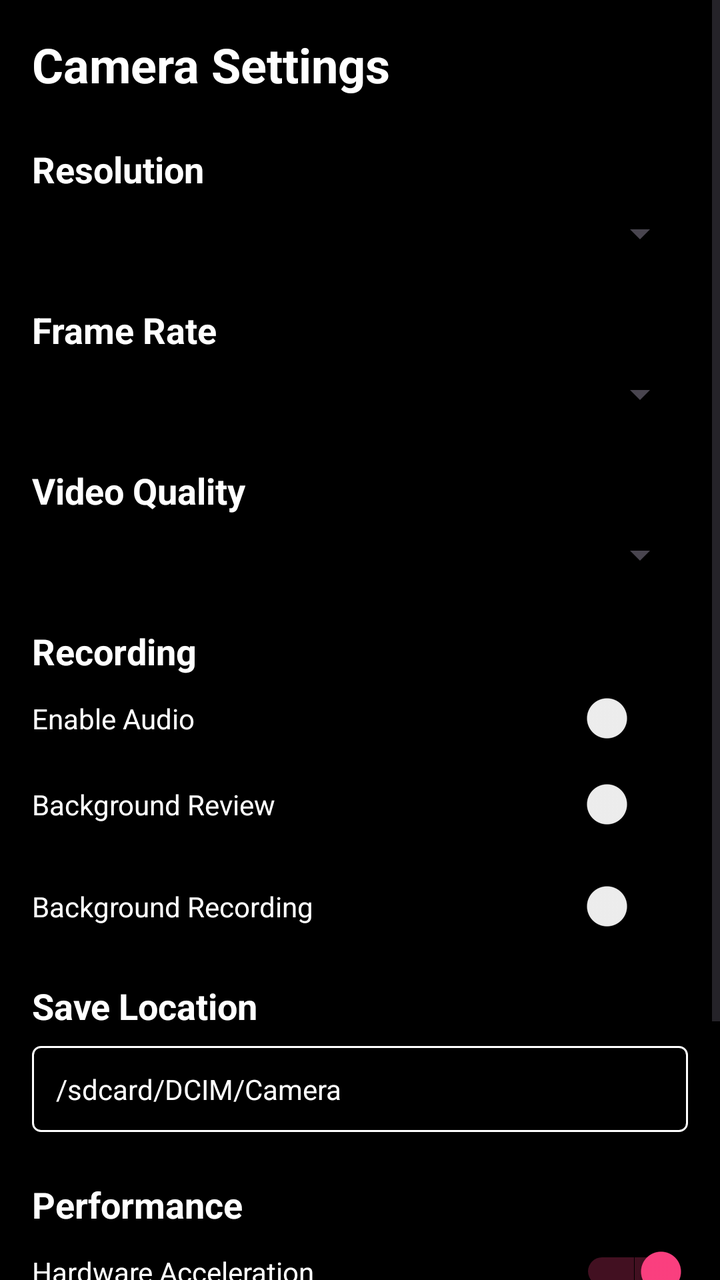
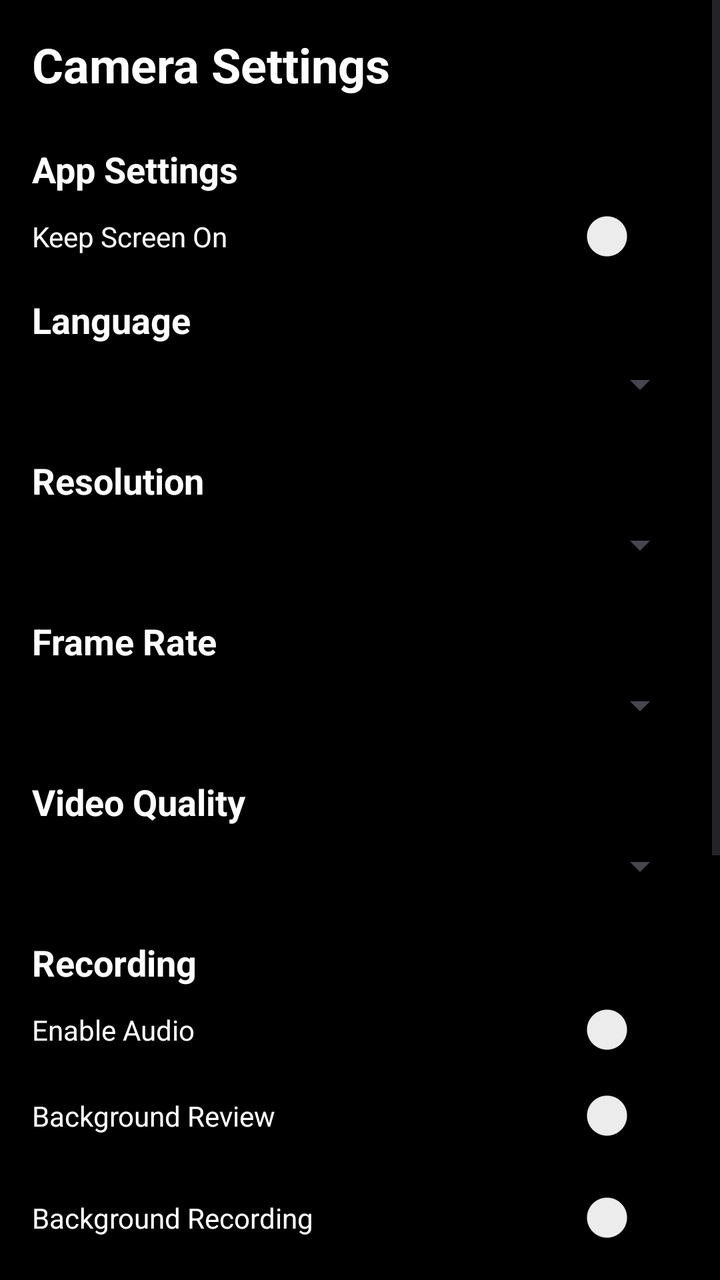

Compare the two renders of this Android layout. The source of the first and the diff that turns it into the second are given below.
<!-- AndroidManifest.xml: application theme Theme.MyCamera -->
<!-- res/layout/activity_settings.xml -->
<?xml version="1.0" encoding="utf-8"?>
<ScrollView xmlns:android="http://schemas.android.com/apk/res/android"
    android:layout_width="match_parent"
    android:layout_height="match_parent"
    android:background="@color/black">

    <LinearLayout
        android:layout_width="match_parent"
        android:layout_height="wrap_content"
        android:orientation="vertical"
        android:padding="16dp">

        
        <TextView
            android:layout_width="match_parent"
            android:layout_height="wrap_content"
            android:text="Camera Settings"
            android:textSize="24sp"
            android:textStyle="bold"
            android:textColor="@color/white"
            android:layout_marginBottom="24dp"/>

        
        <TextView
            android:id="@+id/resolutionLabel"
            android:layout_width="match_parent"
            android:layout_height="wrap_content"
            android:text="Resolution"
            android:textSize="18sp"
            android:textStyle="bold"
            android:textColor="@color/white"
            android:layout_marginBottom="8dp"/>

        <Spinner
            android:id="@+id/resolutionSpinner"
            android:layout_width="match_parent"
            android:layout_height="wrap_content"
            android:layout_marginBottom="24dp"/>

        
        <TextView
            android:layout_width="match_parent"
            android:layout_height="wrap_content"
            android:text="Frame Rate"
            android:textSize="18sp"
            android:textStyle="bold"
            android:textColor="@color/white"
            android:layout_marginBottom="8dp"/>

        <Spinner
            android:id="@+id/frameRateSpinner"
            android:layout_width="match_parent"
            android:layout_height="wrap_content"
            android:layout_marginBottom="24dp"/>

        
        <TextView
            android:id="@+id/qualityLabel"
            android:layout_width="match_parent"
            android:layout_height="wrap_content"
            android:text="Video Quality"
            android:textSize="18sp"
            android:textStyle="bold"
            android:textColor="@color/white"
            android:layout_marginBottom="8dp"/>

        <Spinner
            android:id="@+id/qualitySpinner"
            android:layout_width="match_parent"
            android:layout_height="wrap_content"
            android:layout_marginBottom="24dp"/>

        
        <TextView
            android:layout_width="match_parent"
            android:layout_height="wrap_content"
            android:text="Recording"
            android:textSize="18sp"
            android:textStyle="bold"
            android:textColor="@color/white"
            android:layout_marginBottom="8dp"/>

        <Switch
            android:id="@+id/audioEnabledSwitch"
            android:layout_width="match_parent"
            android:layout_height="wrap_content"
            android:text="Enable Audio"
            android:textColor="@color/white"
            android:layout_marginBottom="16dp"/>

        <Switch
            android:id="@+id/backgroundReviewSwitch"
            android:layout_width="match_parent"
            android:layout_height="wrap_content"
            android:layout_marginBottom="24dp"
            android:text="Background Review"
            android:textColor="@color/white" />

        
        <Switch
            android:id="@+id/backgroundRecordingSwitch"
            android:layout_width="match_parent"
            android:layout_height="wrap_content"
            android:layout_marginBottom="24dp"
            android:text="Background Recording"
            android:textColor="@color/white" />

        <TextView
            android:layout_width="match_parent"
            android:layout_height="wrap_content"
            android:text="Save Location"
            android:textSize="18sp"
            android:textStyle="bold"
            android:textColor="@color/white"
            android:layout_marginBottom="8dp"/>

        <TextView
            android:id="@+id/saveLocationText"
            android:layout_width="match_parent"
            android:layout_height="wrap_content"
            android:text="/sdcard/DCIM/Camera"
            android:textColor="@color/white"
            android:padding="12dp"
            android:background="@drawable/edit_text_background"
            android:layout_marginBottom="24dp"/>

        
        <TextView
            android:layout_width="match_parent"
            android:layout_height="wrap_content"
            android:text="Performance"
            android:textSize="18sp"
            android:textStyle="bold"
            android:textColor="@color/white"
            android:layout_marginBottom="8dp"/>

        <Switch
            android:id="@+id/hardwareAccelerationSwitch"
            android:layout_width="match_parent"
            android:layout_height="wrap_content"
            android:text="Hardware Acceleration"
            android:textColor="@color/white"
            android:checked="true"
            android:layout_marginBottom="16dp"/>

        <Switch
            android:id="@+id/memoryOptimizationSwitch"
            android:layout_width="match_parent"
            android:layout_height="wrap_content"
            android:text="Memory Optimization"
            android:textColor="@color/white"
            android:checked="true"
            android:layout_marginBottom="24dp"/>

        <RelativeLayout
            android:id="@+id/cam_size"
            android:layout_width="match_parent"
            android:layout_height="wrap_content">

            <TextView
                android:layout_width="match_parent"
                android:layout_height="wrap_content"
                android:textColor="@color/white"
                android:layout_centerVertical="true"
                android:text="Camera Size"/>

            <ImageView
                android:layout_width="20dp"
                android:layout_height="20dp"
                android:src="@mipmap/icon_setting_in"
                android:layout_alignParentEnd="true"/>
        </RelativeLayout>

        <RelativeLayout
            android:id="@+id/old_cam"
            android:layout_width="match_parent"
            android:layout_height="wrap_content"
            android:layout_marginTop="30dp">

            <TextView
                android:layout_width="match_parent"
                android:layout_height="wrap_content"
                android:textColor="@color/white"
                android:layout_centerVertical="true"
                android:text="Old Camera"/>

            <ImageView
                android:layout_width="20dp"
                android:layout_height="20dp"
                android:src="@mipmap/icon_setting_in"
                android:layout_alignParentEnd="true"/>
        </RelativeLayout>

    </LinearLayout>
</ScrollView>
<!-- resources referenced by this layout -->
<resources>
  <color name="black">#FF000000</color>
  <color name="white">#FFFFFFFF</color>
  <!-- drawable edit_text_background (drawable) -->
  <?xml version="1.0" encoding="utf-8"?>
  <shape xmlns:android="http://schemas.android.com/apk/res/android">
      <solid android:color="#80000000" />
      <stroke android:width="1dp" android:color="#FFFFFF" />
      <corners android:radius="4dp" />
  </shape>
  <!-- mipmap icon_setting_in: png bitmap (mipmap-mdpi, 830 bytes) -->
  <style name="Theme.MyCamera" parent="Base.Theme.MyCamera" />
  <style name="Base.Theme.MyCamera" parent="Theme.Material3.DayNight.NoActionBar">
          
          <item name="colorPrimary">@color/camera_primary</item>
          <item name="colorPrimaryDark">@color/camera_primary_dark</item>
          <item name="colorAccent">@color/camera_accent</item>
  
          
          <item name="android:windowFullscreen">true</item>
          <item name="android:windowContentOverlay">@null</item>
          <item name="android:windowTranslucentStatus">true</item>
          <item name="android:windowTranslucentNavigation">true</item>
  
          
          <item name="android:keepScreenOn">true</item>
      </style>
  <color name="camera_primary">#2196F3</color>
  <color name="camera_primary_dark">#1976D2</color>
  <color name="camera_accent">#FF4081</color>
</resources>

<!-- the commit's change to res/layout/activity_settings.xml (unified diff, before → after) -->
@@ -14,7 +14,7 @@
         <TextView
             android:layout_width="match_parent"
             android:layout_height="wrap_content"
-            android:text="Camera Settings"
+            android:text="@string/camera_settings"
             android:textSize="24sp"
             android:textStyle="bold"
             android:textColor="@color/white"
@@ -22,10 +22,44 @@
 
         
         <TextView
+            android:layout_width="match_parent"
+            android:layout_height="wrap_content"
+            android:text="@string/app_settings"
+            android:textSize="18sp"
+            android:textStyle="bold"
+            android:textColor="@color/white"
+            android:layout_marginBottom="8dp"/>
+
+        <Switch
+            android:id="@+id/keepScreenOnSwitch"
+            android:layout_width="match_parent"
+            android:layout_height="wrap_content"
+            android:text="@string/keep_screen_on"
+            android:textColor="@color/white"
+            android:layout_marginBottom="16dp"/>
+
+        <TextView
+            android:id="@+id/languageLabel"
+            android:layout_width="match_parent"
+            android:layout_height="wrap_content"
+            android:text="@string/language"
+            android:textSize="18sp"
+            android:textStyle="bold"
+            android:textColor="@color/white"
+            android:layout_marginBottom="8dp"/>
+
+        <Spinner
+            android:id="@+id/languageSpinner"
+            android:layout_width="match_parent"
+            android:layout_height="wrap_content"
+            android:layout_marginBottom="24dp"/>
+
+        
+        <TextView
             android:id="@+id/resolutionLabel"
             android:layout_width="match_parent"
             android:layout_height="wrap_content"
-            android:text="Resolution"
+            android:text="@string/resolution"
             android:textSize="18sp"
             android:textStyle="bold"
             android:textColor="@color/white"
@@ -41,7 +75,7 @@
         <TextView
             android:layout_width="match_parent"
             android:layout_height="wrap_content"
-            android:text="Frame Rate"
+            android:text="@string/frame_rate"
             android:textSize="18sp"
             android:textStyle="bold"
             android:textColor="@color/white"
@@ -58,7 +92,7 @@
             android:id="@+id/qualityLabel"
             android:layout_width="match_parent"
             android:layout_height="wrap_content"
-            android:text="Video Quality"
+            android:text="@string/video_quality"
             android:textSize="18sp"
             android:textStyle="bold"
             android:textColor="@color/white"
@@ -74,7 +108,7 @@
         <TextView
             android:layout_width="match_parent"
             android:layout_height="wrap_content"
-            android:text="Recording"
+            android:text="@string/recording"
             android:textSize="18sp"
             android:textStyle="bold"
             android:textColor="@color/white"
@@ -84,7 +118,7 @@
             android:id="@+id/audioEnabledSwitch"
             android:layout_width="match_parent"
             android:layout_height="wrap_content"
-            android:text="Enable Audio"
+            android:text="@string/enable_audio"
             android:textColor="@color/white"
             android:layout_marginBottom="16dp"/>
 
@@ -93,7 +127,7 @@
             android:layout_width="match_parent"
             android:layout_height="wrap_content"
             android:layout_marginBottom="24dp"
-            android:text="Background Review"
+            android:text="@string/background_review"
             android:textColor="@color/white" />
 
         
@@ -102,13 +136,13 @@
             android:layout_width="match_parent"
             android:layout_height="wrap_content"
             android:layout_marginBottom="24dp"
-            android:text="Background Recording"
+            android:text="@string/background_recording"
             android:textColor="@color/white" />
 
         <TextView
             android:layout_width="match_parent"
             android:layout_height="wrap_content"
-            android:text="Save Location"
+            android:text="@string/save_location"
             android:textSize="18sp"
             android:textStyle="bold"
             android:textColor="@color/white"
@@ -128,7 +162,7 @@
         <TextView
             android:layout_width="match_parent"
             android:layout_height="wrap_content"
-            android:text="Performance"
+            android:text="@string/performance"
             android:textSize="18sp"
             android:textStyle="bold"
             android:textColor="@color/white"
@@ -138,7 +172,7 @@
             android:id="@+id/hardwareAccelerationSwitch"
             android:layout_width="match_parent"
             android:layout_height="wrap_content"
-            android:text="Hardware Acceleration"
+            android:text="@string/hardware_acceleration"
             android:textColor="@color/white"
             android:checked="true"
             android:layout_marginBottom="16dp"/>
@@ -147,7 +181,7 @@
             android:id="@+id/memoryOptimizationSwitch"
             android:layout_width="match_parent"
             android:layout_height="wrap_content"
-            android:text="Memory Optimization"
+            android:text="@string/memory_optimization"
             android:textColor="@color/white"
             android:checked="true"
             android:layout_marginBottom="24dp"/>
@@ -162,7 +196,7 @@
                 android:layout_height="wrap_content"
                 android:textColor="@color/white"
                 android:layout_centerVertical="true"
-                android:text="Camera Size"/>
+                android:text="@string/camera_size"/>
 
             <ImageView
                 android:layout_width="20dp"
@@ -182,7 +216,7 @@
                 android:layout_height="wrap_content"
                 android:textColor="@color/white"
                 android:layout_centerVertical="true"
-                android:text="Old Camera"/>
+                android:text="@string/old_camera"/>
 
             <ImageView
                 android:layout_width="20dp"
<!-- resource entries referenced after the edit -->
@@ -10,6 +10,23 @@
       <corners android:radius="4dp" />
   </shape>
   <!-- mipmap icon_setting_in: png bitmap (mipmap-mdpi, 830 bytes) -->
+  <string name="app_settings">App Settings</string>
+  <string name="background_recording">Background Recording</string>
+  <string name="background_review">Background Review</string>
+  <string name="camera_settings">Camera Settings</string>
+  <string name="camera_size">Camera Size</string>
+  <string name="enable_audio">Enable Audio</string>
+  <string name="frame_rate">Frame Rate</string>
+  <string name="hardware_acceleration">Hardware Acceleration</string>
+  <string name="keep_screen_on">Keep Screen On</string>
+  <string name="language">Language</string>
+  <string name="memory_optimization">Memory Optimization</string>
+  <string name="old_camera">Old Camera</string>
+  <string name="performance">Performance</string>
+  <string name="recording">Recording</string>
+  <string name="resolution">Resolution</string>
+  <string name="save_location">Save Location</string>
+  <string name="video_quality">Video Quality</string>
   <style name="Theme.MyCamera" parent="Base.Theme.MyCamera" />
   <style name="Base.Theme.MyCamera" parent="Theme.Material3.DayNight.NoActionBar">
           
@@ -24,7 +41,7 @@
           <item name="android:windowTranslucentNavigation">true</item>
   
           
-          <item name="android:keepScreenOn">true</item>
+          <item name="android:keepScreenOn">false</item>
       </style>
   <color name="camera_primary">#2196F3</color>
   <color name="camera_primary_dark">#1976D2</color>
